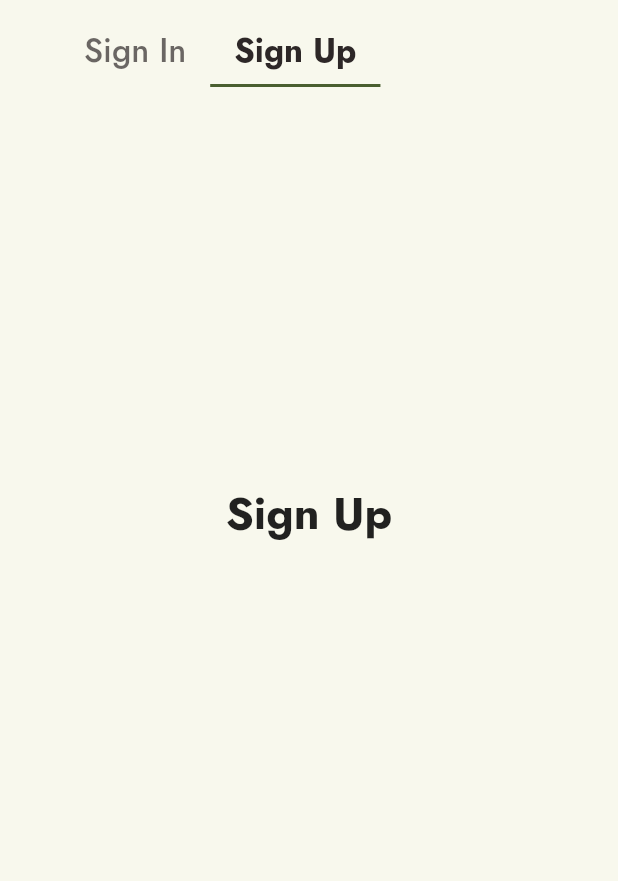
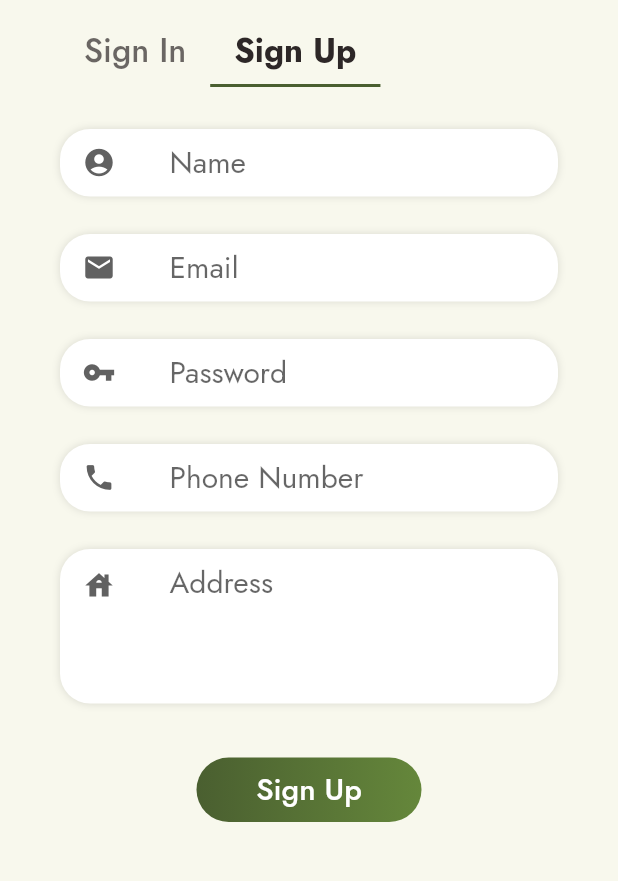
Before and after one commit to nuttavadeepj/motintegrated, a Flutter app: the Authen screen opened directly, tab 2 chosen, on a phone screen of 412 x 824 dp, the part 300-1181 px from its top. Run offline on Flutter 3.47's test engine with Material 2 defaults, Android fonts, the phone set to English and light mode, and no system bars; our stand-ins replace font_awesome_flutter.

Commit message:
[ADD] Sign Up Page

```diff
--- a/lib/screens/authen.dart
+++ b/lib/screens/authen.dart
@@ -1,5 +1,6 @@
 import 'package:flutter/material.dart';
 import 'package:motintegrated/screens/signin.dart';
+import 'package:motintegrated/screens/signup.dart';
 
 class Authen extends StatefulWidget {
   @override
@@ -78,15 +79,7 @@ class _AuthenState extends State<Authen> {
         ),
         body: TabBarView(children: [
           Container(height: 200, child: SignIn()),
-          Container(
-            height: 200,
-            child: Center(
-              child: Text(
-                "Sign Up",
-                style: TextStyle(fontSize: 30, fontWeight: FontWeight.bold),
-              ),
-            ),
-          ),
+          Container(height: 200, child: SignUp()),
         ]),
       ),
     );
--- /dev/null
+++ b/lib/screens/signup.dart
@@ -0,0 +1,69 @@
+import 'package:flutter/material.dart';
+import 'package:motintegrated/widgets/styleinputtext.dart';
+import 'package:motintegrated/widgets/authbutton.dart';
+import 'package:motintegrated/screens/home.dart';
+
+class SignUp extends StatefulWidget {
+  @override
+  _SignUpState createState() => _SignUpState();
+}
+
+class _SignUpState extends State<SignUp> {
+  final _formKey = GlobalKey<FormState>();
+
+  @override
+  Widget build(BuildContext context) {
+    return Scaffold(
+      backgroundColor: Color(0xFFF8F8ED),
+      body: Container(
+        child: SingleChildScrollView(
+          child: Column(
+            children: [
+              Padding(
+                  padding:
+                      const EdgeInsets.symmetric(vertical: 1.0, horizontal: 40),
+                  child: Form(
+                    key: _formKey,
+                    child: Column(
+                      children: [
+                        StyledInputText(
+                            hintText: "Name",
+                            icon: Icons.account_circle,
+                            errorText: "error"),
+                        StyledInputText(
+                            hintText: "Email",
+                            icon: Icons.email,
+                            errorText: "error"),
+                        StyledInputText(
+                            hintText: "Password",
+                            icon: Icons.vpn_key,
+                            errorText: "error",
+                            isPassword: true),
+                        StyledInputText(
+                            hintText: "Phone Number",
+                            icon: Icons.phone,
+                            errorText: "error"),
+                        StyledInputText(
+                            hintText: "Address",
+                            isAddress: true,
+                            icon: Icons.house,
+                            errorText: "error"),
+                      ],
+                    ),
+                  )),
+              Padding(
+                padding: const EdgeInsets.only(bottom: 55.0),
+                child: AuthButton(
+                    text: 'Sign Up',
+                    onPressed: () {
+                      Navigator.push(context,
+                          MaterialPageRoute(builder: (context) => (Home())));
+                    }),
+              )
+            ],
+          ),
+        ),
+      ),
+    );
+  }
+}
--- a/lib/widgets/styleinputtext.dart
+++ b/lib/widgets/styleinputtext.dart
@@ -5,6 +5,7 @@ class StyledInputText extends StatelessWidget {
   final icon;
   final isName;
   final isPassword;
+  final isAddress;
   final errorText;
 
   StyledInputText(
@@ -12,6 +13,7 @@ class StyledInputText extends StatelessWidget {
       this.icon,
       this.isName = false,
       this.isPassword = false,
+      this.isAddress = false,
       @required this.errorText});
 
   @override
@@ -22,21 +24,27 @@ class StyledInputText extends StatelessWidget {
         width: MediaQuery.of(context).size.width / 1.2,
         padding: EdgeInsets.symmetric(horizontal: 15),
         decoration: BoxDecoration(
-          borderRadius: BorderRadius.all(Radius.circular(30)),
-          color: Colors.white,
-          boxShadow: [BoxShadow(color: Colors.black12, blurRadius: 4)]
-        ),
+            borderRadius: BorderRadius.all(Radius.circular(20)),
+            color: Colors.white,
+            boxShadow: [BoxShadow(color: Colors.black12, blurRadius: 4)]),
         child: TextFormField(
+          maxLines: isAddress ? 3 : 1,
           obscureText: isPassword,
           style: TextStyle(fontSize: 20, fontFamily: 'Jost'),
           decoration: InputDecoration(
             hintText: hintText,
-            icon: Icon(icon, color: Colors.grey, size: 20),
+            icon: isAddress
+                ? Padding(
+                  padding: const EdgeInsets.only(bottom: 55.0),
+                  child: Icon(icon, color: Colors.grey[700], size: 22),
+                )
+                : Icon(icon, color: Colors.grey[700], size: 22),
             fillColor: Colors.white,
             border: InputBorder.none,
             isDense: true,
             contentPadding: EdgeInsets.symmetric(horizontal: 20, vertical: 8),
           ),
+
           // validator: (value) {
           //   if (value.isEmpty) {
           //     return errorText;
```
